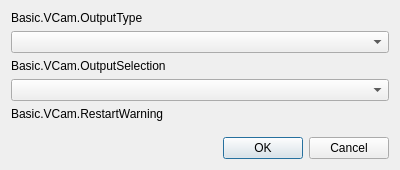
vibecoder11200/obs-studio, file frontend/forms/OBSBasicVCamConfig.ui: the form before one commit.
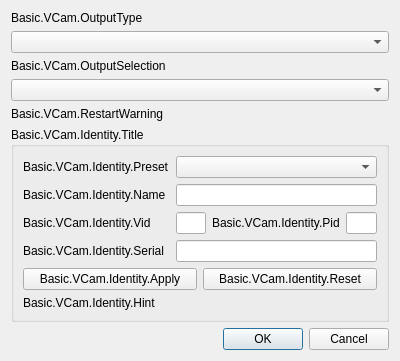
The form after the commit.

Commit message: virtualcam: cross-platform antidetect release (macOS/Linux identity, vcamctl, installers, CI)

Patch:
```diff
--- a/frontend/forms/OBSBasicVCamConfig.ui
+++ b/frontend/forms/OBSBasicVCamConfig.ui
@@ -47,6 +47,113 @@
      </property>
     </widget>
    </item>
+   <item>
+    <widget class="QGroupBox" name="identityGroup">
+     <property name="title">
+      <string>Basic.VCam.Identity.Title</string>
+     </property>
+     <layout class="QGridLayout" name="identityLayout">
+      <item row="0" column="0">
+       <widget class="QLabel" name="identityPresetLabel">
+        <property name="text">
+         <string>Basic.VCam.Identity.Preset</string>
+        </property>
+       </widget>
+      </item>
+      <item row="0" column="1">
+       <widget class="QComboBox" name="identityPreset"/>
+      </item>
+      <item row="1" column="0">
+       <widget class="QLabel" name="identityNameLabel">
+        <property name="text">
+         <string>Basic.VCam.Identity.Name</string>
+        </property>
+       </widget>
+      </item>
+      <item row="1" column="1">
+       <widget class="QLineEdit" name="identityName">
+        <property name="maxLength">
+         <number>127</number>
+        </property>
+       </widget>
+      </item>
+      <item row="2" column="0">
+       <widget class="QLabel" name="identityVidLabel">
+        <property name="text">
+         <string>Basic.VCam.Identity.Vid</string>
+        </property>
+       </widget>
+      </item>
+      <item row="2" column="1">
+       <layout class="QHBoxLayout" name="identityVidPidLayout">
+        <item>
+         <widget class="QLineEdit" name="identityVid">
+          <property name="maxLength">
+           <number>4</number>
+          </property>
+         </widget>
+        </item>
+        <item>
+         <widget class="QLabel" name="identityPidLabel">
+          <property name="text">
+           <string>Basic.VCam.Identity.Pid</string>
+          </property>
+         </widget>
+        </item>
+        <item>
+         <widget class="QLineEdit" name="identityPid">
+          <property name="maxLength">
+           <number>4</number>
+          </property>
+         </widget>
+        </item>
+       </layout>
+      </item>
+      <item row="3" column="0">
+       <widget class="QLabel" name="identitySerialLabel">
+        <property name="text">
+         <string>Basic.VCam.Identity.Serial</string>
+        </property>
+       </widget>
+      </item>
+      <item row="3" column="1">
+       <widget class="QLineEdit" name="identitySerial">
+        <property name="maxLength">
+         <number>15</number>
+        </property>
+       </widget>
+      </item>
+      <item row="4" column="0" colspan="2">
+       <layout class="QHBoxLayout" name="identityButtonsLayout">
+        <item>
+         <widget class="QPushButton" name="identityApply">
+          <property name="text">
+           <string>Basic.VCam.Identity.Apply</string>
+          </property>
+         </widget>
+        </item>
+        <item>
+         <widget class="QPushButton" name="identityReset">
+          <property name="text">
+           <string>Basic.VCam.Identity.Reset</string>
+          </property>
+         </widget>
+        </item>
+       </layout>
+      </item>
+      <item row="5" column="0" colspan="2">
+       <widget class="QLabel" name="identityHint">
+        <property name="wordWrap">
+         <bool>true</bool>
+        </property>
+        <property name="text">
+         <string>Basic.VCam.Identity.Hint</string>
+        </property>
+       </widget>
+      </item>
+     </layout>
+    </widget>
+   </item>
    <item>
     <spacer name="verticalSpacer">
      <property name="orientation">
```
The commit also changes 56 other files.
